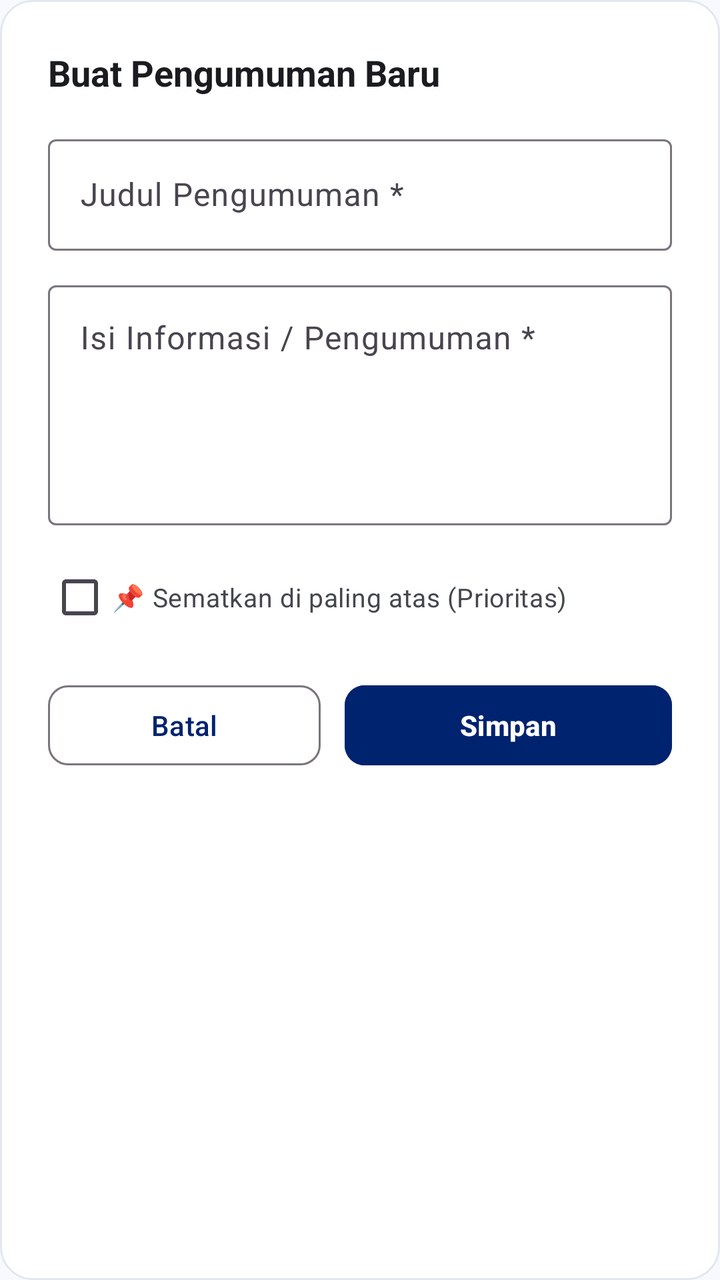
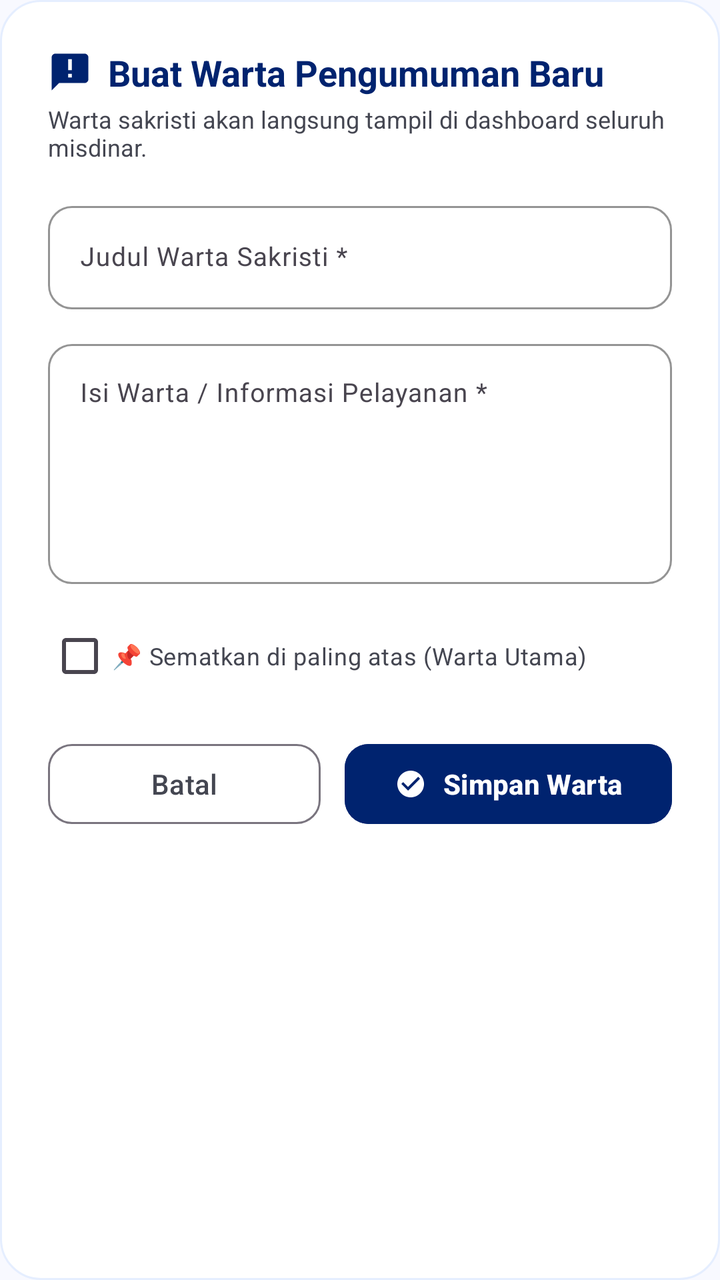

Compare the two renders of this Android layout. The source of the first and the diff that turns it into the second are given below.
<!-- AndroidManifest.xml: application theme Theme.SiDinarRegina -->
<!-- res/layout/dialog_announcement.xml -->
<?xml version="1.0" encoding="utf-8"?>
<LinearLayout xmlns:android="http://schemas.android.com/apk/res/android"
    xmlns:app="http://schemas.android.com/apk/res-auto"
    android:layout_width="match_parent"
    android:layout_height="wrap_content"
    android:orientation="vertical"
    android:padding="24dp"
    android:background="@drawable/bg_rounded_card">

    <TextView
        android:id="@+id/tvDialogAnnouncementTitle"
        android:layout_width="wrap_content"
        android:layout_height="wrap_content"
        android:text="Buat Pengumuman Baru"
        android:textColor="@color/text_primary"
        android:textSize="18sp"
        android:textStyle="bold" />

    <com.google.android.material.textfield.TextInputLayout
        android:id="@+id/tilAnnouncementJudul"
        style="@style/Widget.Material3.TextInputLayout.OutlinedBox"
        android:layout_width="match_parent"
        android:layout_height="wrap_content"
        android:layout_marginTop="16dp"
        android:hint="Judul Pengumuman *">

        <com.google.android.material.textfield.TextInputEditText
            android:id="@+id/etAnnouncementJudul"
            android:layout_width="match_parent"
            android:layout_height="wrap_content"
            android:inputType="textCapSentences" />
    </com.google.android.material.textfield.TextInputLayout>

    <com.google.android.material.textfield.TextInputLayout
        android:id="@+id/tilAnnouncementIsi"
        style="@style/Widget.Material3.TextInputLayout.OutlinedBox"
        android:layout_width="match_parent"
        android:layout_height="wrap_content"
        android:layout_marginTop="12dp"
        android:hint="Isi Informasi / Pengumuman *">

        <com.google.android.material.textfield.TextInputEditText
            android:id="@+id/etAnnouncementIsi"
            android:layout_width="match_parent"
            android:layout_height="120dp"
            android:gravity="top|start"
            android:inputType="textMultiLine" />
    </com.google.android.material.textfield.TextInputLayout>

    <com.google.android.material.checkbox.MaterialCheckBox
        android:id="@+id/cbPinned"
        android:layout_width="match_parent"
        android:layout_height="wrap_content"
        android:layout_marginTop="12dp"
        android:text="📌 Sematkan di paling atas (Prioritas)"
        android:textColor="@color/text_secondary"
        android:textSize="13sp" />

    <ProgressBar
        android:id="@+id/progressAnnouncement"
        android:layout_width="wrap_content"
        android:layout_height="wrap_content"
        android:layout_gravity="center"
        android:layout_marginTop="8dp"
        android:visibility="gone" />

    <LinearLayout
        android:layout_width="match_parent"
        android:layout_height="wrap_content"
        android:layout_marginTop="16dp"
        android:orientation="horizontal">

        <com.google.android.material.button.MaterialButton
            android:id="@+id/btnCancelAnnouncement"
            style="@style/Widget.Material3.Button.OutlinedButton"
            android:layout_width="0dp"
            android:layout_height="48dp"
            android:layout_weight="1"
            android:layout_marginEnd="6dp"
            android:text="Batal"
            app:cornerRadius="10dp" />

        <com.google.android.material.button.MaterialButton
            android:id="@+id/btnSaveAnnouncement"
            android:layout_width="0dp"
            android:layout_height="48dp"
            android:layout_weight="1.2"
            android:layout_marginStart="6dp"
            android:text="Simpan"
            android:textStyle="bold"
            app:cornerRadius="10dp"
            android:backgroundTint="@color/primary"
            android:textColor="@color/on_primary" />
    </LinearLayout>

</LinearLayout>
<!-- resources referenced by this layout -->
<resources>
  <color name="on_primary">#FFFFFF</color>
  <color name="primary">#00236F</color>
  <color name="text_primary">#1A1C20</color>
  <color name="text_secondary">#44474E</color>
  <!-- drawable bg_rounded_card (drawable) -->
  <shape xmlns:android="http://schemas.android.com/apk/res/android"
      android:shape="rectangle">
      <corners android:radius="16dp" />
      <solid android:color="@color/surface" />
      <stroke android:width="1dp" android:color="#E2E8F0" />
  </shape>
  <style name="Theme.SiDinarRegina" parent="Theme.Material3.DayNight.NoActionBar">
          <item name="colorPrimary">@color/primary</item>
          <item name="colorSecondary">@color/secondary</item>
          <item name="android:statusBarColor">@color/primary</item>
          <item name="android:navigationBarColor">@color/background</item>
          <item name="android:windowBackground">@color/background</item>
      </style>
  <color name="surface">#FFFFFF</color>
  <color name="secondary">#904D00</color>
  <color name="background">#F8F9FF</color>
</resources>

<!-- the commit's change to res/layout/dialog_announcement.xml (unified diff, before → after) -->
@@ -5,16 +5,38 @@
     android:layout_height="wrap_content"
     android:orientation="vertical"
     android:padding="24dp"
-    android:background="@drawable/bg_rounded_card">
+    android:background="@drawable/bg_card_lowest">
+
+    <LinearLayout
+        android:layout_width="match_parent"
+        android:layout_height="wrap_content"
+        android:gravity="center_vertical"
+        android:orientation="horizontal">
+
+        <ImageView
+            android:layout_width="22dp"
+            android:layout_height="22dp"
+            android:src="@drawable/ic_announcement"
+            app:tint="@color/primary" />
+
+        <TextView
+            android:id="@+id/tvDialogAnnouncementTitle"
+            android:layout_width="wrap_content"
+            android:layout_height="wrap_content"
+            android:layout_marginStart="8dp"
+            android:text="Buat Warta Pengumuman Baru"
+            android:textColor="@color/primary"
+            android:textSize="18sp"
+            android:textStyle="bold" />
+    </LinearLayout>
 
     <TextView
-        android:id="@+id/tvDialogAnnouncementTitle"
         android:layout_width="wrap_content"
         android:layout_height="wrap_content"
-        android:text="Buat Pengumuman Baru"
-        android:textColor="@color/text_primary"
-        android:textSize="18sp"
-        android:textStyle="bold" />
+        android:layout_marginTop="3dp"
+        android:text="Warta sakristi akan langsung tampil di dashboard seluruh misdinar."
+        android:textColor="@color/on_surface_variant"
+        android:textSize="12sp" />
 
     <com.google.android.material.textfield.TextInputLayout
         android:id="@+id/tilAnnouncementJudul"
@@ -22,13 +44,19 @@
         android:layout_width="match_parent"
         android:layout_height="wrap_content"
         android:layout_marginTop="16dp"
-        android:hint="Judul Pengumuman *">
+        android:hint="Judul Warta Sakristi *"
+        app:boxStrokeColor="@color/primary"
+        app:boxCornerRadiusTopStart="12dp"
+        app:boxCornerRadiusTopEnd="12dp"
+        app:boxCornerRadiusBottomStart="12dp"
+        app:boxCornerRadiusBottomEnd="12dp">
 
         <com.google.android.material.textfield.TextInputEditText
             android:id="@+id/etAnnouncementJudul"
             android:layout_width="match_parent"
             android:layout_height="wrap_content"
-            android:inputType="textCapSentences" />
+            android:inputType="textCapSentences"
+            android:textSize="13sp" />
     </com.google.android.material.textfield.TextInputLayout>
 
     <com.google.android.material.textfield.TextInputLayout
@@ -37,14 +65,20 @@
         android:layout_width="match_parent"
         android:layout_height="wrap_content"
         android:layout_marginTop="12dp"
-        android:hint="Isi Informasi / Pengumuman *">
+        android:hint="Isi Warta / Informasi Pelayanan *"
+        app:boxStrokeColor="@color/primary"
+        app:boxCornerRadiusTopStart="12dp"
+        app:boxCornerRadiusTopEnd="12dp"
+        app:boxCornerRadiusBottomStart="12dp"
+        app:boxCornerRadiusBottomEnd="12dp">
 
         <com.google.android.material.textfield.TextInputEditText
             android:id="@+id/etAnnouncementIsi"
             android:layout_width="match_parent"
             android:layout_height="120dp"
             android:gravity="top|start"
-            android:inputType="textMultiLine" />
+            android:inputType="textMultiLine"
+            android:textSize="13sp" />
     </com.google.android.material.textfield.TextInputLayout>
 
     <com.google.android.material.checkbox.MaterialCheckBox
@@ -52,9 +86,9 @@
         android:layout_width="match_parent"
         android:layout_height="wrap_content"
         android:layout_marginTop="12dp"
-        android:text="📌 Sematkan di paling atas (Prioritas)"
-        android:textColor="@color/text_secondary"
-        android:textSize="13sp" />
+        android:text="📌 Sematkan di paling atas (Warta Utama)"
+        android:textColor="@color/on_surface_variant"
+        android:textSize="12sp" />
 
     <ProgressBar
         android:id="@+id/progressAnnouncement"
@@ -78,7 +112,8 @@
             android:layout_weight="1"
             android:layout_marginEnd="6dp"
             android:text="Batal"
-            app:cornerRadius="10dp" />
+            android:textColor="@color/on_surface_variant"
+            app:cornerRadius="12dp" />
 
         <com.google.android.material.button.MaterialButton
             android:id="@+id/btnSaveAnnouncement"
@@ -86,9 +121,12 @@
             android:layout_height="48dp"
             android:layout_weight="1.2"
             android:layout_marginStart="6dp"
-            android:text="Simpan"
+            android:text="Simpan Warta"
             android:textStyle="bold"
-            app:cornerRadius="10dp"
+            app:icon="@drawable/ic_check_circle"
+            app:iconGravity="textStart"
+            app:iconSize="16dp"
+            app:cornerRadius="12dp"
             android:backgroundTint="@color/primary"
             android:textColor="@color/on_primary" />
     </LinearLayout>
<!-- resource entries referenced after the edit -->
@@ -1,16 +1,38 @@
 <!-- resources referenced by this layout -->
 <resources>
   <color name="on_primary">#FFFFFF</color>
+  <color name="on_surface_variant">#444651</color>
   <color name="primary">#00236F</color>
-  <color name="text_primary">#1A1C20</color>
-  <color name="text_secondary">#44474E</color>
-  <!-- drawable bg_rounded_card (drawable) -->
+  <!-- drawable bg_card_lowest (drawable) -->
+  <?xml version="1.0" encoding="utf-8"?>
   <shape xmlns:android="http://schemas.android.com/apk/res/android"
       android:shape="rectangle">
-      <corners android:radius="16dp" />
-      <solid android:color="@color/surface" />
-      <stroke android:width="1dp" android:color="#E2E8F0" />
+      <solid android:color="@color/surface_container_lowest" />
+      <stroke
+          android:width="1dp"
+          android:color="@color/surface_container" />
+      <corners android:radius="20dp" />
   </shape>
+  <!-- drawable ic_announcement (drawable) -->
+  <vector xmlns:android="http://schemas.android.com/apk/res/android"
+      android:width="24dp"
+      android:height="24dp"
+      android:viewportWidth="24"
+      android:viewportHeight="24">
+    <path
+        android:fillColor="#904D00"
+        android:pathData="M20,2H4c-1.1,0 -1.99,0.9 -1.99,2L2,22l4,-4h14c1.1,0 2,-0.9 2,-2V4c0,-1.1 -0.9,-2 -2,-2zm-7,9h-2V5h2v6zm0,4h-2v-2h2v2z"/>
+  </vector>
+  <!-- drawable ic_check_circle (drawable) -->
+  <vector xmlns:android="http://schemas.android.com/apk/res/android"
+      android:width="24dp"
+      android:height="24dp"
+      android:viewportWidth="24"
+      android:viewportHeight="24">
+    <path
+        android:fillColor="@android:color/white"
+        android:pathData="M12,2C6.48,2 2,6.48 2,12s4.48,10 10,10 10,-4.48 10,-10S17.52,2 12,2zM10,17l-5,-5 1.41,-1.41L10,14.17l7.59,-7.59L19,8l-9,9z"/>
+  </vector>
   <style name="Theme.SiDinarRegina" parent="Theme.Material3.DayNight.NoActionBar">
           <item name="colorPrimary">@color/primary</item>
           <item name="colorSecondary">@color/secondary</item>
@@ -18,7 +40,8 @@
           <item name="android:navigationBarColor">@color/background</item>
           <item name="android:windowBackground">@color/background</item>
       </style>
-  <color name="surface">#FFFFFF</color>
+  <color name="surface_container_lowest">#FFFFFF</color>
+  <color name="surface_container">#E5EEFF</color>
   <color name="secondary">#904D00</color>
   <color name="background">#F8F9FF</color>
 </resources>
